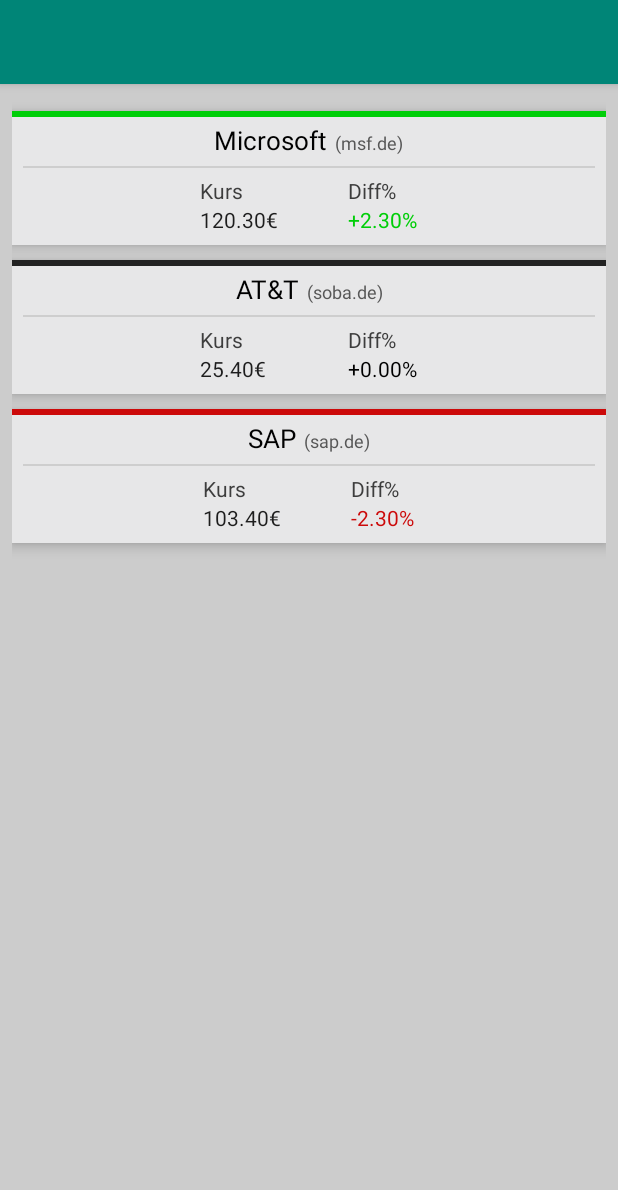
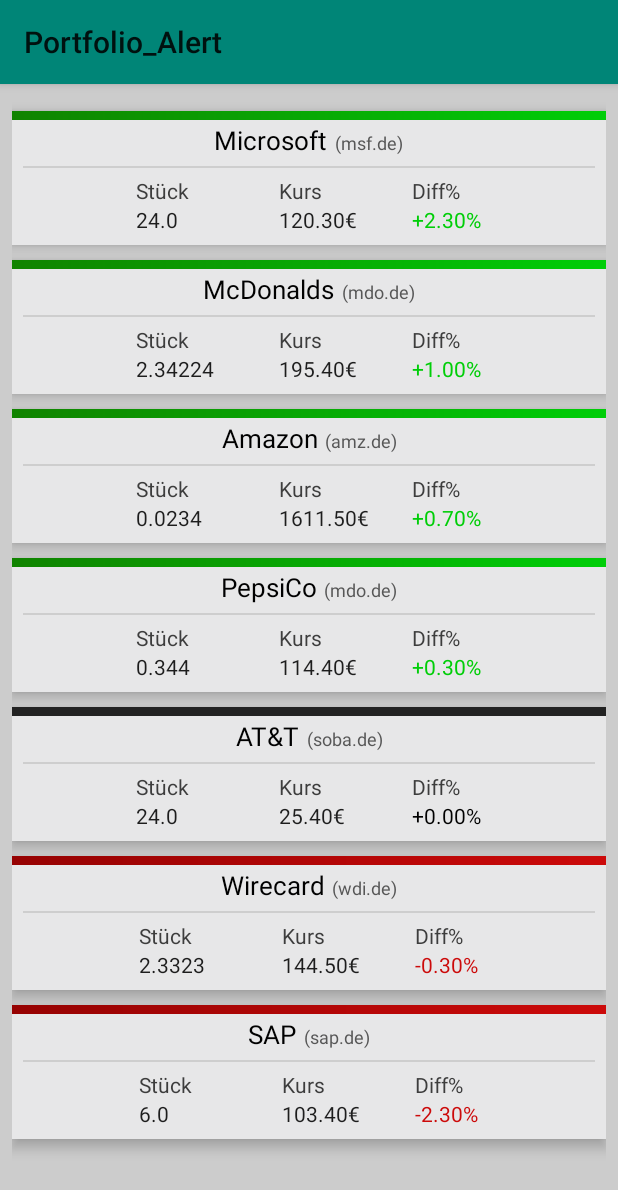
Before and after one commit to Tobias-Scholz/Portfolio_Alert, an Android app: the screen it shows after launch (MainActivity), on a phone screen of 412 x 824 dp. Shown: the top 1190 px of the screen. Run offline under Robolectric (Android 15) with nearby library versions, the phone set to English and light mode, and no system bars.

```diff
--- a/app/src/main/java/com/example/portfolio_alert/MainActivity.kt
+++ b/app/src/main/java/com/example/portfolio_alert/MainActivity.kt
@@ -4,7 +4,6 @@ import android.app.Activity
 import android.os.Bundle
 import android.util.Log.d
 import android.view.View
-import android.widget.Button
 import androidx.annotation.IdRes
 import androidx.appcompat.app.AppCompatActivity
 import androidx.recyclerview.widget.LinearLayoutManager
@@ -13,7 +12,6 @@ import java.lang.ref.WeakReference
 import java.net.URLEncoder
 import java.nio.charset.StandardCharsets
 import java.text.MessageFormat
-import java.util.*
 import kotlin.collections.ArrayList
 
 
@@ -24,14 +22,18 @@ class MainActivity : AppCompatActivity() {
 
     override fun onCreate(savedInstanceState: Bundle?) {
         super.onCreate(savedInstanceState)
+        setContentView(R.layout.activity_main)
+        setSupportActionBar(findViewById(R.id.my_toolbar))
 
-        stock_list.add(Stock("Microsoft", "msf.de", 120.3, 2.3))
-        stock_list.add(Stock("SAP", "sap.de", 103.4, -2.3))
-        stock_list.add(Stock("AT&T", "soba.de", 25.4, 0.0))
+        stock_list.add(Stock("Microsoft", "msf.de", 120.3, 2.3, 24.0))
+        stock_list.add(Stock("SAP", "sap.de", 103.4, -2.3, 6.0))
+        stock_list.add(Stock("AT&T", "soba.de", 25.4, 0.0, 24.0))
+        stock_list.add(Stock("McDonalds", "mdo.de", 195.4, 1.0, 2.34224))
+        stock_list.add(Stock("PepsiCo", "mdo.de", 114.4, 0.3, 0.344))
+        stock_list.add(Stock("Wirecard", "wdi.de", 144.5, -0.3, 2.3323))
+        stock_list.add(Stock("Amazon", "amz.de", 1611.5, 0.7, 0.0234))
 
         stock_list.sortByDescending { it.diff }
-
-        setContentView(R.layout.activity_main)
 
         RetrieveQuotes(WeakReference(this)).execute(MessageFormat.format(LATEST_URL,
             URLEncoder.encode("msf.de", StandardCharsets.UTF_8.name())))
--- a/app/src/main/java/com/example/portfolio_alert/Stock.kt
+++ b/app/src/main/java/com/example/portfolio_alert/Stock.kt
@@ -1,4 +1,4 @@
 package com.example.portfolio_alert
 
-class Stock (var name: String, var symbol: String, var quote : Double, var diff : Double) {
+class Stock (var name: String, var symbol: String, var quote : Double, var diff : Double, var nominal : Double) {
 }
--- a/app/src/main/java/com/example/portfolio_alert/StockAdapter.kt
+++ b/app/src/main/java/com/example/portfolio_alert/StockAdapter.kt
@@ -24,21 +24,23 @@ class StockAdapter(val stock_list: ArrayList<Stock>, val context : Context) : Re
     }
 
     override fun onBindViewHolder(holder: ViewHolder, position: Int) {
-        val temp_symbol = "(${stock_list[position].symbol})"
+        val stock = stock_list[position]
+        val temp_symbol = "(${stock.symbol})"
         holder.stock_symbol.text = temp_symbol;
-        holder.stock_name.text = stock_list[position].name
-        holder.stock_quote.text = context.resources.getString(R.string.quote, stock_list[position].quote)
-        holder.stock_diff_perc.text = context.resources.getString(R.string.diff_perc, stock_list[position].diff)
-        if (stock_list[position].diff > 0){
+        holder.stock_name.text = stock.name
+        holder.stock_quote.text = context.resources.getString(R.string.quote, stock.quote)
+        holder.stock_diff_perc.text = context.resources.getString(R.string.diff_perc, stock.diff)
+        if (stock.diff > 0){
             holder.layout.setBackgroundResource(R.drawable.item_background_green)
             holder.stock_diff_perc.setTextColor(ContextCompat.getColor(context, R.color.positive))
-        }else if (stock_list[position].diff < 0){
+        }else if (stock.diff < 0){
             holder.layout.setBackgroundResource(R.drawable.item_background_red)
             holder.stock_diff_perc.setTextColor(ContextCompat.getColor(context, R.color.negative))
         }else{
             holder.layout.setBackgroundResource(R.drawable.item_background_grey)
             holder.stock_diff_perc.setTextColor(Color.BLACK)
         }
+        holder.stock_nominal.text = stock.nominal.toString()
     }
 
     class ViewHolder(itemView: View) : RecyclerView.ViewHolder(itemView){
@@ -46,6 +48,7 @@ class StockAdapter(val stock_list: ArrayList<Stock>, val context : Context) : Re
         val stock_symbol: TextView = itemView.findViewById(R.id.stock_symbol)
         val stock_quote: TextView = itemView.findViewById(R.id.quote_text)
         val stock_diff_perc: TextView = itemView.findViewById(R.id.diff_perc_text)
+        val stock_nominal: TextView = itemView.findViewById(R.id.nominal_text)
         val layout: LinearLayout = itemView.findViewById(R.id.stock_list_layout)
     }
 }
--- a/app/src/main/res/drawable/item_background_green.xml
+++ b/app/src/main/res/drawable/item_background_green.xml
@@ -2,12 +2,16 @@
 <layer-list xmlns:android="http://schemas.android.com/apk/res/android">
     <item>
         <shape>
-            <solid android:color="@color/positive"/>
+            <gradient
+                    android:angle="0"
+                    android:endColor="@color/positive"
+                    android:startColor="#108300"
+                    android:type="linear" />
             <corners android:bottomRightRadius="0dp" android:bottomLeftRadius="0dp"
                      android:topLeftRadius="0dp" android:topRightRadius="0dp"/>
         </shape>
     </item>
-    <item android:top="6px">
+    <item android:top="9px">
         <shape>
             <solid android:color="#FFE7E7E8" />
             <corners android:bottomRightRadius="0dp" android:bottomLeftRadius="0dp"
--- a/app/src/main/res/drawable/item_background_grey.xml
+++ b/app/src/main/res/drawable/item_background_grey.xml
@@ -7,7 +7,7 @@
                      android:topLeftRadius="0dp" android:topRightRadius="0dp"/>
         </shape>
     </item>
-    <item android:top="6px">
+    <item android:top="9px">
         <shape>
             <solid android:color="#FFE7E7E8" />
             <corners android:bottomRightRadius="0dp" android:bottomLeftRadius="0dp"
--- a/app/src/main/res/drawable/item_background_red.xml
+++ b/app/src/main/res/drawable/item_background_red.xml
@@ -2,12 +2,16 @@
 <layer-list xmlns:android="http://schemas.android.com/apk/res/android">
     <item>
         <shape>
-            <solid android:color="@color/negative" />
+            <gradient
+                    android:angle="0"
+                    android:endColor="@color/negative"
+                    android:startColor="#960202"
+                    android:type="linear" />
             <corners android:bottomRightRadius="0dp" android:bottomLeftRadius="0dp"
                      android:topLeftRadius="0dp" android:topRightRadius="0dp"/>
         </shape>
     </item>
-    <item android:top="6px">
+    <item android:top="9px">
         <shape>
             <solid android:color="#FFE7E7E8" />
             <corners android:bottomRightRadius="0dp" android:bottomLeftRadius="0dp"
--- a/app/src/main/res/layout/activity_main.xml
+++ b/app/src/main/res/layout/activity_main.xml
@@ -8,17 +8,9 @@
         tools:context=".MainActivity"
         android:background="#CCCCCC">
 
-    <Toolbar
-            android:id="@+id/my_toolbar"
-            android:layout_width="match_parent"
-            android:layout_height="?attr/actionBarSize"
-            android:background="?attr/colorPrimary"
-            android:elevation="4dp"
-            android:theme="@style/ThemeOverlay.AppCompat.ActionBar"
-            app:popupTheme="@style/ThemeOverlay.AppCompat.Light"
-            app:layout_constraintStart_toStartOf="parent"
-            app:layout_constraintEnd_toEndOf="parent"
-            app:layout_constraintTop_toTopOf="parent"/>
+    <include
+            layout="@layout/toolbar"
+            android:id="@+id/my_toolbar"/>
 
     <androidx.recyclerview.widget.RecyclerView
             android:id="@+id/rv_stock_list"
--- a/app/src/main/res/layout/stock_list_item.xml
+++ b/app/src/main/res/layout/stock_list_item.xml
@@ -48,17 +48,25 @@
     <GridLayout
             android:layout_width="wrap_content"
             android:layout_height="match_parent"
-            android:columnCount="2"
+            android:columnCount="3"
             android:rowCount="2"
             android:layout_gravity="center"
             android:layout_marginTop="5dp">
         <TextView
+                android:text="Stück"
+                android:textColor="#3D3D3D"
+                android:layout_marginEnd="60sp"/>
+        <TextView
                 android:text="Kurs"
                 android:textColor="#3D3D3D"
-                android:layout_marginEnd="70sp"/>
+                android:layout_marginEnd="60sp"/>
         <TextView
                 android:text="Diff%"
                 android:textColor="#3D3D3D"/>
+        <TextView
+                tools:text="0.3232"
+                android:id="@+id/nominal_text"
+                android:textColor="#1D1D1D"/>
         <TextView
                 tools:text="234.4€"
                 android:id="@+id/quote_text"
--- /dev/null
+++ b/app/src/main/res/layout/toolbar.xml
@@ -0,0 +1,14 @@
+<?xml version="1.0" encoding="utf-8"?>
+<androidx.appcompat.widget.Toolbar
+        android:id="@+id/my_toolbar"
+        android:layout_width="match_parent"
+        android:layout_height="?attr/actionBarSize"
+        android:background="?attr/colorPrimary"
+        android:elevation="4dp"
+        android:theme="@style/ThemeOverlay.AppCompat.ActionBar"
+        app:popupTheme="@style/ThemeOverlay.AppCompat.Light"
+        app:layout_constraintStart_toStartOf="parent"
+        app:layout_constraintEnd_toEndOf="parent"
+        app:layout_constraintTop_toTopOf="parent"
+        xmlns:android="http://schemas.android.com/apk/res/android"
+        xmlns:app="http://schemas.android.com/apk/res-auto"/>
--- /dev/null
+++ b/app/src/main/res/menu/menu_main.xml
@@ -0,0 +1,5 @@
+<?xml version="1.0" encoding="utf-8"?>
+<menu xmlns:app="http://schemas.android.com/apk/res-auto" xmlns:android="http://schemas.android.com/apk/res/android">
+
+    <item android:title="Item"/>
+</menu>
--- a/app/src/main/res/values/styles.xml
+++ b/app/src/main/res/values/styles.xml
@@ -7,5 +7,9 @@
         <item name="colorPrimaryDark">@color/colorPrimaryDark</item>
         <item name="colorAccent">@color/colorAccent</item>
     </style>
-
+    <style name="ToolBarStyle" parent="Theme.AppCompat">
+        <item name="android:textColorPrimary">@android:color/white</item>
+        <item name="android:textColorSecondary">@android:color/white</item>
+        <item name="actionMenuTextColor">@android:color/white</item>
+    </style>
 </resources>
```
